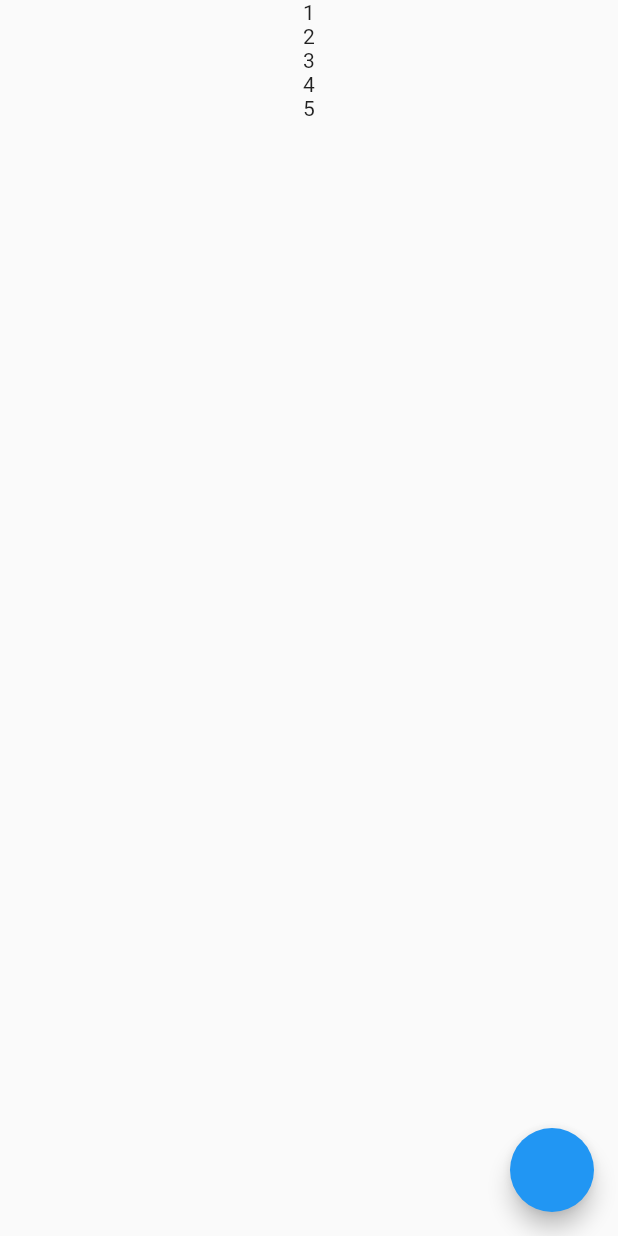
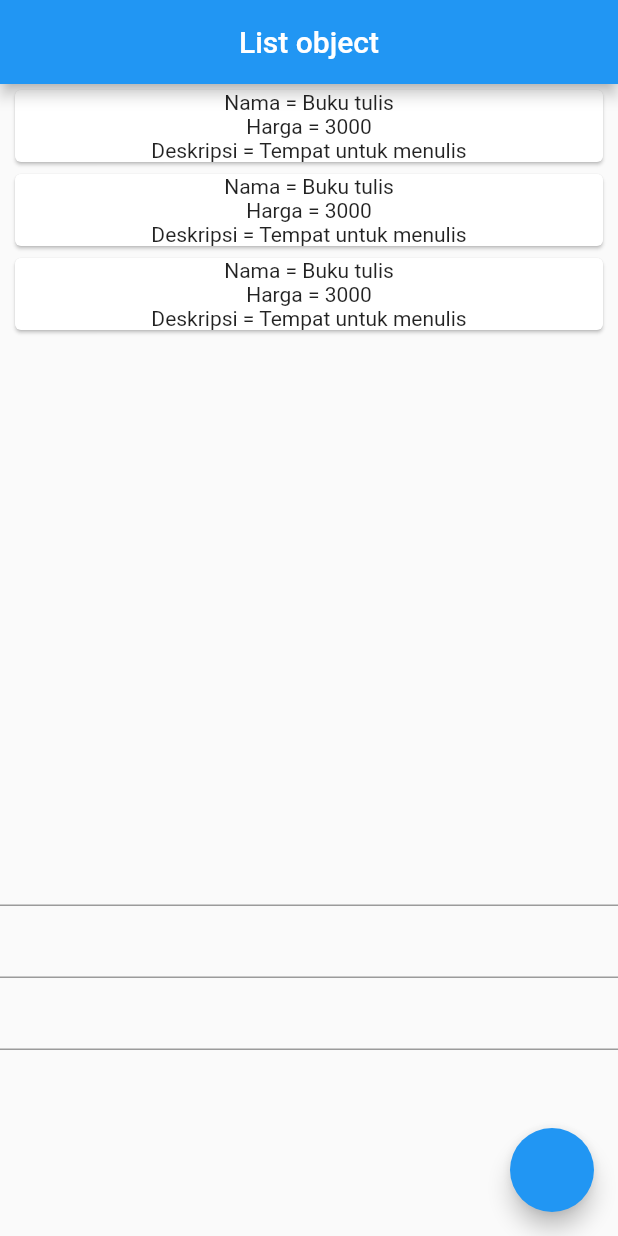
Before and after one commit to abuamar142/toTheMoon, a Flutter app: the screen it shows after launch, on a phone screen of 412 x 824 dp. Run offline on Flutter 3.47's test engine with Material 2 defaults, Android fonts, the phone set to English and light mode, and no system bars.

Commit message:
tambah materi statefull 2

```diff
--- a/lib/main.dart
+++ b/lib/main.dart
@@ -1,53 +1,9 @@
 import 'package:flutter/material.dart';
-// import 'package:to_the_moon/dokumentasi_materi.dart';
+// import 'package:to_the_moon/layout/layout_1.dart';
+// import 'package:to_the_moon/layout/layout_2.dart';
+// import 'package:to_the_moon/statefull/statefull_1.dart';
+import 'package:to_the_moon/statefull/statefull_2.dart';
 
 main() {
-  runApp(const MyApp());
+  runApp(const Statefull_2());
 }
-
-class MyApp extends StatelessWidget {
-  const MyApp({super.key});
-
-  @override
-  Widget build(BuildContext context) {
-    return const MaterialApp(
-      debugShowCheckedModeBanner: false,
-      home: MyWidget(),
-    );
-  }
-}
-
-class MyWidget extends StatefulWidget {
-  const MyWidget({super.key});
-
-  @override
-  State<MyWidget> createState() => _MyWidgetState();
-}
-
-class _MyWidgetState extends State<MyWidget> {
-  void tambahAngka() {
-    setState(() {
-      angka.add(angka.length + 1);
-    });
-  }
-
-  List angka = [1, 2, 3, 4, 5];
-  @override
-  Widget build(BuildContext context) {
-    return Scaffold(
-      body: ListView.builder(
-        itemBuilder: (BuildContext context, int index) {
-          return Center(
-            child: Text(
-              angka[index].toString(),
-            ),
-          );
-        },
-        itemCount: angka.length,
-      ),
-      floatingActionButton: FloatingActionButton(onPressed: () {
-        tambahAngka();
-      }),
-    );
-  }
-}
--- /dev/null
+++ b/lib/statefull/statefull_2.dart
@@ -0,0 +1,98 @@
+import 'package:flutter/material.dart';
+
+main() {
+  runApp(const Statefull_2());
+}
+
+class Statefull_2 extends StatefulWidget {
+  const Statefull_2({super.key});
+
+  @override
+  State<Statefull_2> createState() => _MyAppState();
+}
+
+class _MyAppState extends State<Statefull_2> {
+  List<Barang> barang = [
+    Barang(nama: "Buku tulis", harga: 3000, deskripsi: "Tempat untuk menulis"),
+    Barang(nama: "Buku tulis", harga: 3000, deskripsi: "Tempat untuk menulis"),
+    Barang(nama: "Buku tulis", harga: 3000, deskripsi: "Tempat untuk menulis"),
+  ];
+
+  void tambahBarang({
+    required String nama,
+    required String harga,
+    required String deskripsi,
+  }) {
+    final barangBaru = Barang(
+      nama: nama,
+      harga: int.parse(harga),
+      deskripsi: deskripsi,
+    );
+    setState(() {
+      barang.add(barangBaru);
+    });
+  }
+
+  final nama = TextEditingController();
+  final harga = TextEditingController();
+  final deskripsi = TextEditingController();
+
+  @override
+  Widget build(BuildContext context) {
+    return MaterialApp(
+      debugShowCheckedModeBanner: false,
+      home: Scaffold(
+        appBar: AppBar(
+          title: const Text('List object'),
+          centerTitle: true,
+        ),
+        body: Column(
+          children: [
+            SizedBox(
+              width: 400,
+              height: 500,
+              child: ListView.builder(
+                itemBuilder: (BuildContext context, int index) {
+                  return Card(
+                    child: Column(
+                      children: [
+                        Text('Nama = ${barang[index].nama}'),
+                        Text('Harga = ${barang[index].harga.toString()}'),
+                        Text('Deskripsi = ${barang[index].deskripsi}'),
+                      ],
+                    ),
+                  );
+                },
+                itemCount: barang.length,
+              ),
+            ),
+            TextField(
+              controller: nama,
+            ),
+            TextField(
+              controller: harga,
+            ),
+            TextField(
+              controller: deskripsi,
+            )
+          ],
+        ),
+        floatingActionButton: FloatingActionButton(onPressed: () {
+          tambahBarang(
+            nama: nama.text,
+            harga: harga.text,
+            deskripsi: deskripsi.text,
+          );
+        }),
+      ),
+    );
+  }
+}
+
+class Barang {
+  String nama;
+  int harga;
+  String deskripsi;
+
+  Barang({required this.nama, required this.harga, required this.deskripsi});
+}
```
Also changed, not shown: lib/dokumentasi_materi.dart (deleted, +0 -167 lines), lib/layout/layout_1.dart (added, +134 -0 lines), lib/layout/layout_2.dart (added, +81 -0 lines), lib/statefull/statefull_1.dart (added, +48 -0 lines), 6 other files.
